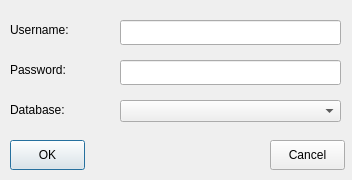
The window that trunk/ui/loginfrm.ui (BackupTheBerlios/first4-svn) describes before a commit, drawn with Qt 5.
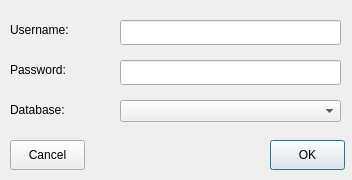
The same window after the commit. Icons and pictures are not drawn.

Diff of the .ui file:
```diff
--- a/trunk/ui/loginfrm.ui
+++ b/trunk/ui/loginfrm.ui
@@ -10,9 +10,7 @@
    </rect>
   </property>
   <property name="sizePolicy" >
-   <sizepolicy>
-    <hsizetype>0</hsizetype>
-    <vsizetype>0</vsizetype>
+   <sizepolicy vsizetype="Fixed" hsizetype="Fixed" >
     <horstretch>0</horstretch>
     <verstretch>0</verstretch>
    </sizepolicy>
@@ -116,7 +114,7 @@
   <widget class="QPushButton" name="btncancel" >
    <property name="geometry" >
     <rect>
-     <x>270</x>
+     <x>10</x>
      <y>140</y>
      <width>75</width>
      <height>30</height>
@@ -132,7 +130,7 @@
   <widget class="QPushButton" name="btnok" >
    <property name="geometry" >
     <rect>
-     <x>10</x>
+     <x>270</x>
      <y>140</y>
      <width>75</width>
      <height>30</height>
```
Left out of the diff: 10 changed lines with no effect on the pictures.
